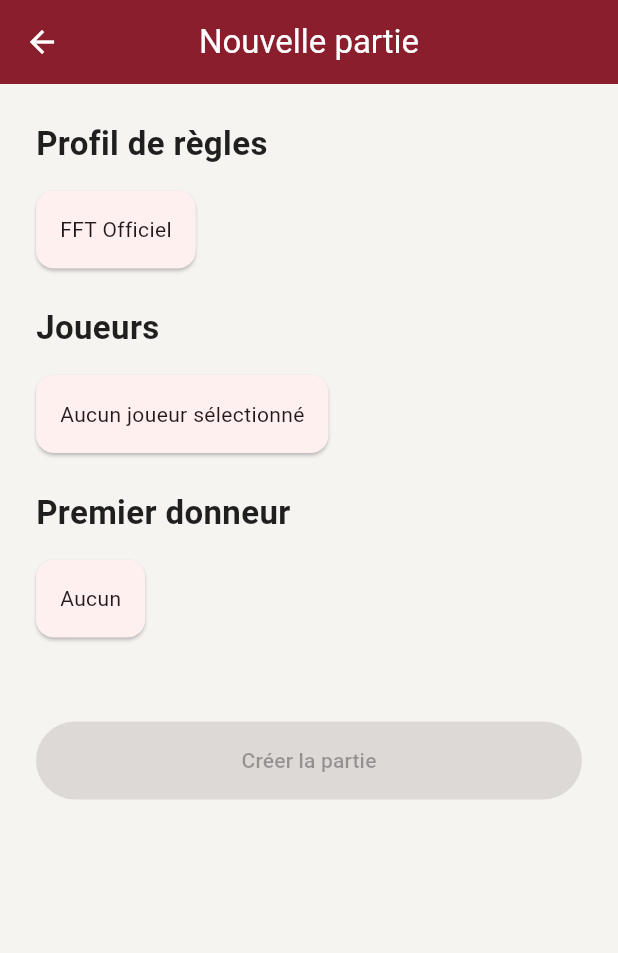
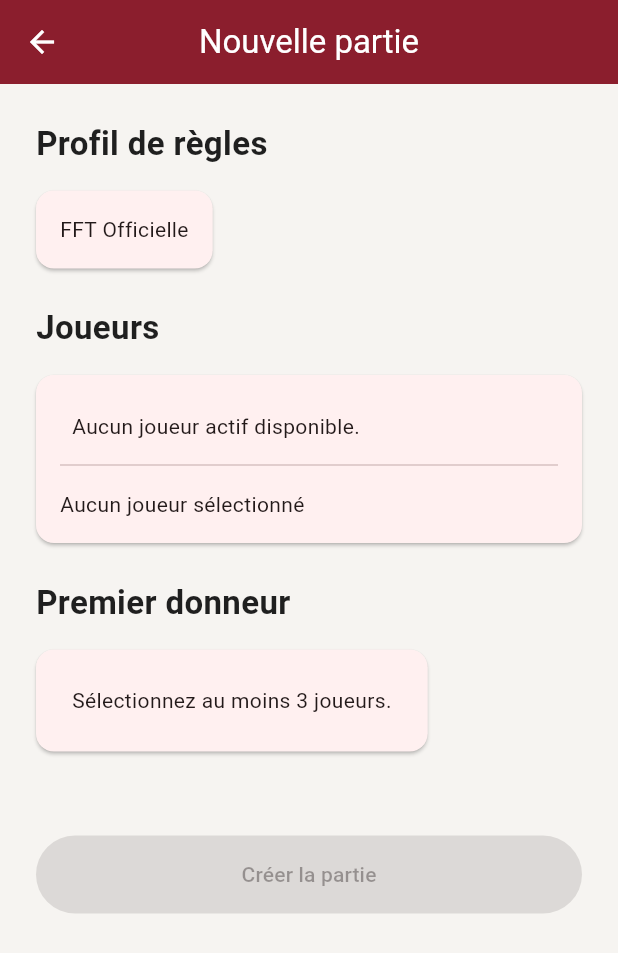
Before and after one commit to BTLIVE/TarotScore_V2, a Flutter app: the NewSessionPage screen opened by its route, on a phone screen of 412 x 824 dp. Shown: the top 953 px of the screen. Run offline on Flutter 3.47's test engine with Material 3 defaults, Android fonts, the phone set to English and light mode, and no system bars; our stand-ins replace file_picker, sqflite, sqflite_common_ffi; accounts and stored records are empty.

Commit message:
refactor: stabilise architecture des modules Sessions

```diff
--- a/lib/features/players/presentation/pages/players_page.dart
+++ b/lib/features/players/presentation/pages/players_page.dart
@@ -128,7 +128,7 @@ class _PlayersPageState
           return ListView.separated(
             itemCount: players.length,
 
-            separatorBuilder: (_, __) =>
+            separatorBuilder: (context, index) =>
                 const Divider(height: 1),
 
             itemBuilder: (context, index) {
--- /dev/null
+++ b/lib/features/sessions/models/session_player.dart
@@ -0,0 +1,23 @@
+import '../../players/models/player.dart';
+
+/// Représente un joueur pendant la préparation
+/// puis le déroulement d'une partie.
+///
+/// Cette classe n'est jamais enregistrée en base.
+/// Elle est reconstruite à chaque nouvelle session.
+class SessionPlayer {
+  SessionPlayer({
+    required this.player,
+    this.selected = false,
+  });
+
+  final Player player;
+
+  bool selected;
+
+  int seat = 0;
+
+  int score = 0;
+
+  int blueTokens = 0;
+}
--- a/lib/features/sessions/presentation/pages/new_session_page.dart
+++ b/lib/features/sessions/presentation/pages/new_session_page.dart
@@ -12,47 +12,164 @@
 
 import 'package:flutter/material.dart';
 
+import '../../../../core/routing/app_routes.dart';
 import '../../../../core/theme/app_spacing.dart';
 import '../../../../core/widgets/app_button.dart';
 import '../../../../core/widgets/app_card.dart';
 import '../../../../core/widgets/app_page.dart';
 import '../../../../core/widgets/app_section.dart';
 
-class NewSessionPage extends StatelessWidget {
+import '../../../players/services/player_service.dart';
+
+import '../../../rules/factories/official_rule_profiles.dart';
+
+import '../../models/session_player.dart';
+import '../../services/session_service.dart';
+
+import '../widgets/dealer_selection_card.dart';
+import '../widgets/player_selection_card.dart';
+
+class NewSessionPage extends StatefulWidget {
   const NewSessionPage({
     super.key,
   });
 
   @override
+  State<NewSessionPage> createState() =>
+      _NewSessionPageState();
+}
+
+class _NewSessionPageState
+    extends State<NewSessionPage> {
+  final PlayerService _playerService =
+      PlayerService.instance;
+
+  final SessionService _sessionService =
+      SessionService.instance;
+
+  List<SessionPlayer> _players = [];
+
+  SessionPlayer? _dealer;
+
+  bool _loading = true;
+
+  @override
+  void initState() {
+    super.initState();
+
+    _loadPlayers();
+  }
+
+  Future<void> _loadPlayers() async {
+    final players =
+        await _playerService.getActive();
+
+    if (!mounted) {
+      return;
+    }
+
+    setState(() {
+      _players = players
+          .map(
+            (player) => SessionPlayer(
+              player: player,
+            ),
+          )
+          .toList();
+
+      _loading = false;
+    });
+  }
+
+  void _refresh() {
+    if (_dealer != null &&
+        !_dealer!.selected) {
+      _dealer = null;
+    }
+
+    setState(() {});
+  }
+
+  Future<void> _startSession() async {
+    if (_dealer == null) {
+      return;
+    }
+
+    final selectedPlayers = _players
+        .where((p) => p.selected)
+        .toList();
+
+    final dealerPosition =
+        selectedPlayers.indexOf(_dealer!);
+
+    _sessionService.start(
+      ruleProfile:
+          OfficialRuleProfiles.fft(),
+      players: selectedPlayers
+          .map((p) => p.player)
+          .toList(),
+      firstDealerPosition:
+          dealerPosition,
+    );
+
+    if (!mounted) {
+      return;
+    }
+
+    Navigator.pushReplacementNamed(
+      context,
+      AppRoutes.currentSession,
+    );
+  }
+
+  bool get _canCreate =>
+      _dealer != null &&
+      _players
+              .where((p) => p.selected)
+              .length >=
+          3;
+
+  @override
   Widget build(BuildContext context) {
     return AppPage(
       title: 'Nouvelle partie',
-      child: ListView(
+      child: _loading
+          ? const Center(
+              child:
+                  CircularProgressIndicator(),
+            )
+          : ListView(
               children: [
                 AppSection(
                   title: 'Profil de règles',
                   child: AppCard(
-              child: const Text(
-                'FFT Officiel',
+                    child: Text(
+                      OfficialRuleProfiles
+                          .fft()
+                          .name,
                     ),
                   ),
                 ),
 
                 AppSection(
                   title: 'Joueurs',
-            child: AppCard(
-              child: const Text(
-                'Aucun joueur sélectionné',
-              ),
+                  child: PlayerSelectionCard(
+                    players: _players,
+                    onChanged: _refresh,
                   ),
                 ),
 
                 AppSection(
                   title: 'Premier donneur',
-            child: AppCard(
-              child: const Text(
-                'Aucun',
-              ),
+                  child: DealerSelectionCard(
+                    players: _players,
+                    dealer: _dealer,
+                    onDealerChanged:
+                        (player) {
+                      setState(() {
+                        _dealer = player;
+                      });
+                    },
                   ),
                 ),
 
@@ -61,8 +178,11 @@ class NewSessionPage extends StatelessWidget {
                 ),
 
                 AppButton(
-            label: 'Créer la partie',
-            onPressed: null,
+                  label:
+                      'Créer la partie',
+                  onPressed: _canCreate
+                      ? _startSession
+                      : null,
                 ),
               ],
             ),
--- /dev/null
+++ b/lib/features/sessions/presentation/widgets/dealer_selection_card.dart
@@ -0,0 +1,76 @@
+// ***************************************************************************
+//
+// TarotScore V2
+//
+// Fichier : dealer_selection_card.dart
+//
+// Description : Sélection du premier donneur.
+//
+// Auteur : David
+//
+// ***************************************************************************
+// ignore_for_file: deprecated_member_use
+
+import 'package:flutter/material.dart';
+
+import '../../../../core/widgets/app_card.dart';
+import '../../models/session_player.dart';
+
+class DealerSelectionCard extends StatelessWidget {
+  const DealerSelectionCard({
+    super.key,
+    required this.players,
+    required this.dealer,
+    required this.onDealerChanged,
+  });
+
+  final List<SessionPlayer> players;
+
+  final SessionPlayer? dealer;
+
+  final ValueChanged<SessionPlayer> onDealerChanged;
+
+  @override
+  Widget build(BuildContext context) {
+    final selectedPlayers =
+        players.where((player) => player.selected).toList();
+
+    return AppCard(
+      child: selectedPlayers.length < 3
+          ? const Padding(
+              padding: EdgeInsets.all(8),
+              child: Text(
+                'Sélectionnez au moins 3 joueurs.',
+              ),
+            )
+          : Column(
+              children: selectedPlayers
+                  .map(
+                    (sessionPlayer) => RadioListTile<SessionPlayer>(
+                      value: sessionPlayer,
+                      groupValue: dealer,
+                      title: Text(
+                        '${sessionPlayer.player.firstName} ${sessionPlayer.player.lastName}',
+                      ),
+                      subtitle:
+                          sessionPlayer.player.nickname != null &&
+                                  sessionPlayer
+                                      .player
+                                      .nickname!
+                                      .isNotEmpty
+                              ? Text(
+                                  sessionPlayer.player.nickname!,
+                                )
+                              : null,
+                      onChanged: (value) {
+                        if (value != null) {
+                          onDealerChanged(value);
+                        }
+                      },
+                    ),
+                  )
+                  .toList(),
+            ),
+    );
+  }
+}
--- /dev/null
+++ b/lib/features/sessions/presentation/widgets/player_selection_card.dart
@@ -0,0 +1,105 @@
+// ***************************************************************************
+//
+// TarotScore V2
+//
+// Fichier : player_selection_card.dart
+//
+// Description : Sélection des joueurs d'une nouvelle partie.
+//
+// Auteur : David
+//
+// ***************************************************************************
+
+import 'package:flutter/material.dart';
+
+import '../../../../core/widgets/app_card.dart';
+import '../../models/session_player.dart';
+
+class PlayerSelectionCard extends StatelessWidget {
+  const PlayerSelectionCard({
+    super.key,
+    required this.players,
+    required this.onChanged,
+  });
+
+  final List<SessionPlayer> players;
+  final VoidCallback onChanged;
+
+  @override
+  Widget build(BuildContext context) {
+    final selectedCount =
+        players.where((p) => p.selected).length;
+
+    return AppCard(
+      child: Column(
+        crossAxisAlignment:
+            CrossAxisAlignment.start,
+        children: [
+          if (players.isEmpty)
+            const Padding(
+              padding: EdgeInsets.all(8),
+              child: Text(
+                'Aucun joueur actif disponible.',
+              ),
+            )
+          else
+            ListView.separated(
+              shrinkWrap: true,
+              physics:
+                  const NeverScrollableScrollPhysics(),
+              itemCount: players.length,
+              separatorBuilder:
+                  (context, index) =>
+                      const Divider(height: 1),
+              itemBuilder: (context, index) {
+                final sessionPlayer =
+                    players[index];
+
+                final player =
+                    sessionPlayer.player;
+
+                return CheckboxListTile(
+                  value: sessionPlayer.selected,
+                  controlAffinity:
+                      ListTileControlAffinity
+                          .leading,
+                  title: Text(
+                    '${player.firstName} ${player.lastName}',
+                  ),
+                  subtitle:
+                      (player.nickname != null &&
+                              player.nickname!
+                                  .isNotEmpty)
+                          ? Text(
+                              player.nickname!,
+                            )
+                          : null,
+                  onChanged: (value) {
+                    sessionPlayer.selected =
+                        value ?? false;
+
+                    onChanged();
+                  },
+                );
+              },
+            ),
+
+          const Divider(),
+
+          Padding(
+            padding:
+                const EdgeInsets.only(top: 8),
+            child: Text(
+              selectedCount == 0
+                  ? 'Aucun joueur sélectionné'
+                  : '$selectedCount joueur${selectedCount > 1 ? 's' : ''} sélectionné${selectedCount > 1 ? 's' : ''}',
+              style: Theme.of(context)
+                  .textTheme
+                  .bodyMedium,
+            ),
+          ),
+        ],
+      ),
+    );
+  }
+}
--- a/lib/features/sessions/services/session_service.dart
+++ b/lib/features/sessions/services/session_service.dart
@@ -1,4 +1,5 @@
 // ***************************************************************************
+//
 // TarotScore V2
 //
 // Fichier : session_service.dart
@@ -6,18 +7,54 @@
 // Description : Gestion des sessions.
 //
 // Auteur : David
+//
 // ***************************************************************************
 
 import 'package:uuid/uuid.dart';
 
 import '../../players/models/player.dart';
 import '../../rules/models/rule_profile.dart';
+
+import '../models/player_score.dart';
 import '../models/session.dart';
+import '../models/session_state.dart';
 
 class SessionService {
-  const SessionService();
+  SessionService._();
+
+  static final SessionService instance =
+      SessionService._();
 
   static const Uuid _uuid = Uuid();
+
+  //--------------------------------------------------------------------------
+  // Session courante
+  //--------------------------------------------------------------------------
+
+  SessionState? _currentSession;
+
+  /// Session actuellement ouverte.
+  SessionState? get currentSession =>
+      _currentSession;
+
+  /// Indique si une session est en cours.
+  bool get hasCurrentSession =>
+      _currentSession != null;
+
+  /// Retourne la session courante.
+  ///
+  /// Lance une exception si aucune session n'est ouverte.
+  SessionState requireCurrentSession() {
+    final session = _currentSession;
+
+    if (session == null) {
+      throw StateError(
+        'Aucune session en cours.',
+      );
+    }
+
+    return session;
+  }
 
   //--------------------------------------------------------------------------
   // Création
@@ -41,6 +78,54 @@ class SessionService {
       players: List.unmodifiable(players),
       firstDealerPosition: firstDealerPosition,
     );
+  }
+
+  //--------------------------------------------------------------------------
+  // Démarrage
+  //--------------------------------------------------------------------------
+
+  SessionState start({
+    required RuleProfile ruleProfile,
+    required List<Player> players,
+    required int firstDealerPosition,
+  }) {
+    final session = create(
+      ruleProfile: ruleProfile,
+      players: players,
+      firstDealerPosition: firstDealerPosition,
+    );
+
+    final playerScores = List.generate(
+      players.length,
+      (index) => PlayerScore(
+        playerPosition: index,
+      ),
+    );
+
+    _currentSession = SessionState(
+      session: session,
+      playerScores: playerScores,
+      nextDealNumber: 1,
+      nextDealerPosition: firstDealerPosition,
+    );
+
+    return _currentSession!;
+  }
+
+  //--------------------------------------------------------------------------
+  // Mise à jour
+  //--------------------------------------------------------------------------
+
+  /// Remplace l'état courant de la session.
+  void updateCurrentSession(
+    SessionState state,
+  ) {
+    _currentSession = state;
+  }
+
+  /// Ferme la session en cours.
+  void closeCurrentSession() {
+    _currentSession = null;
   }
 
   //--------------------------------------------------------------------------
@@ -71,7 +156,8 @@ class SessionService {
     int dealer,
     int playerCount,
   ) {
-    if (dealer < 0 || dealer >= playerCount) {
+    if (dealer < 0 ||
+        dealer >= playerCount) {
       throw ArgumentError(
         'Position du premier donneur invalide.',
       );
```
Also changed, not shown: lib/features/home/presentation/pages/home_page.dart (+42 -10 lines), lib/features/players/presentation/pages/player_form_page.dart (+5 -7 lines), lib/features/sessions/presentation/widgets/rule_profile_card.dart (added). Lines whose indentation alone changed are shown as unchanged.
